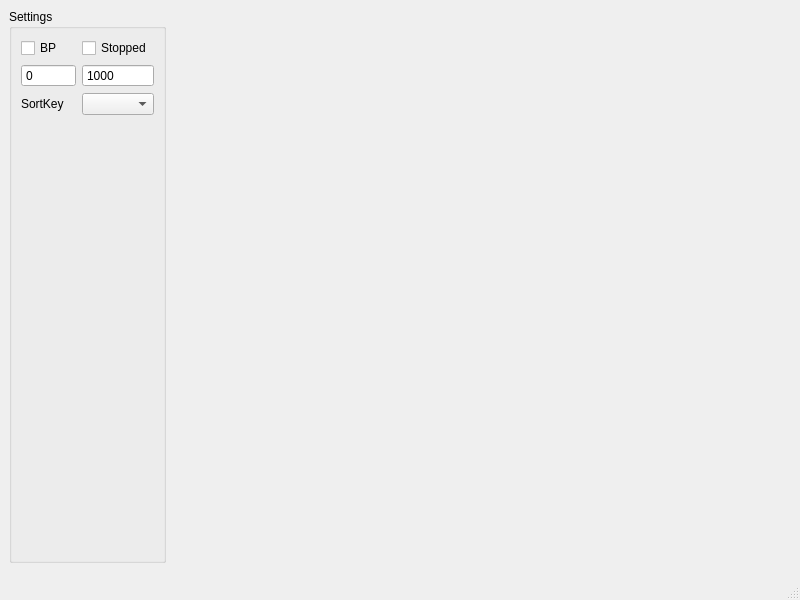
The window that UIFiles/CalibrationPlot.ui (Theserich/RATS) describes before a commit, drawn with Qt 5.
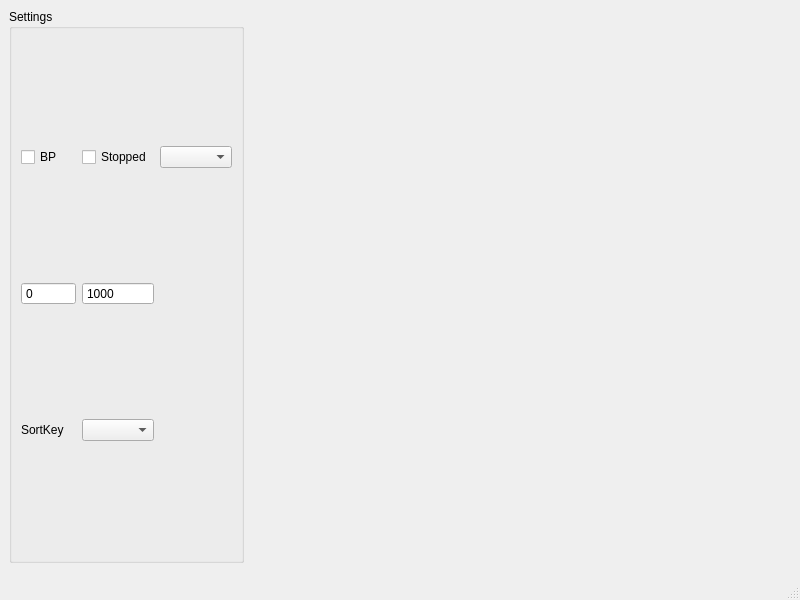
The same window after the commit.

```diff
--- a/UIFiles/CalibrationPlot.ui
+++ b/UIFiles/CalibrationPlot.ui
@@ -18,7 +18,7 @@
     <item row="1" column="1">
      <widget class="QGroupBox" name="groupBox">
       <property name="sizePolicy">
-       <sizepolicy hsizetype="Preferred" vsizetype="MinimumExpanding">
+       <sizepolicy hsizetype="Preferred" vsizetype="Expanding">
         <horstretch>0</horstretch>
         <verstretch>0</verstretch>
        </sizepolicy>
@@ -26,7 +26,20 @@
       <property name="title">
        <string>Settings</string>
       </property>
-      <layout class="QFormLayout" name="formLayout">
+      <layout class="QGridLayout" name="gridLayout_2">
+       <item row="1" column="0">
+        <widget class="QSpinBox" name="t0_edit">
+         <property name="buttonSymbols">
+          <enum>QAbstractSpinBox::NoButtons</enum>
+         </property>
+         <property name="minimum">
+          <number>-100000</number>
+         </property>
+         <property name="maximum">
+          <number>100000</number>
+         </property>
+        </widget>
+       </item>
        <item row="0" column="0">
         <widget class="QCheckBox" name="BP_checkBox">
          <property name="text">
@@ -34,26 +47,6 @@
          </property>
         </widget>
        </item>
-       <item row="0" column="1">
-        <widget class="QCheckBox" name="stopped_checkbox">
-         <property name="text">
-          <string>Stopped</string>
-         </property>
-        </widget>
-       </item>
-       <item row="1" column="0">
-        <widget class="QSpinBox" name="t0_edit">
-         <property name="buttonSymbols">
-          <enum>QAbstractSpinBox::NoButtons</enum>
-         </property>
-         <property name="minimum">
-          <number>-100000</number>
-         </property>
-         <property name="maximum">
-          <number>100000</number>
-         </property>
-        </widget>
-       </item>
        <item row="1" column="1">
         <widget class="QSpinBox" name="t1_edit">
          <property name="buttonSymbols">
@@ -80,6 +73,16 @@
        <item row="2" column="1">
         <widget class="QComboBox" name="sortBox"/>
        </item>
+       <item row="0" column="1">
+        <widget class="QCheckBox" name="stopped_checkbox">
+         <property name="text">
+          <string>Stopped</string>
+         </property>
+        </widget>
+       </item>
+       <item row="0" column="2">
+        <widget class="QComboBox" name="colorBox"/>
+       </item>
       </layout>
      </widget>
     </item>
```
